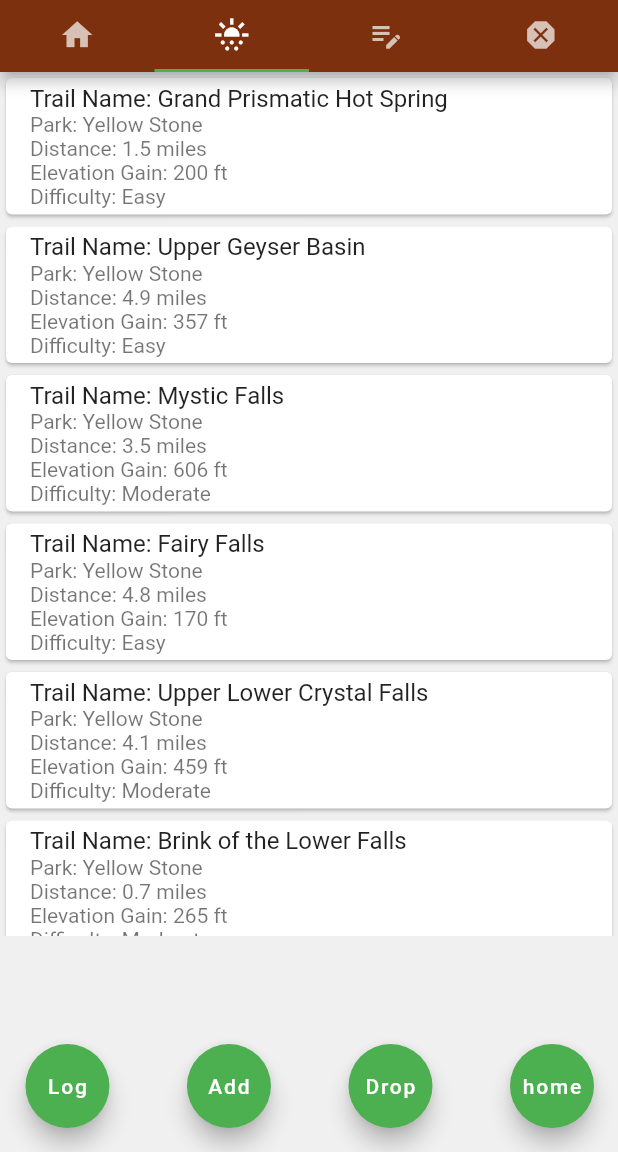
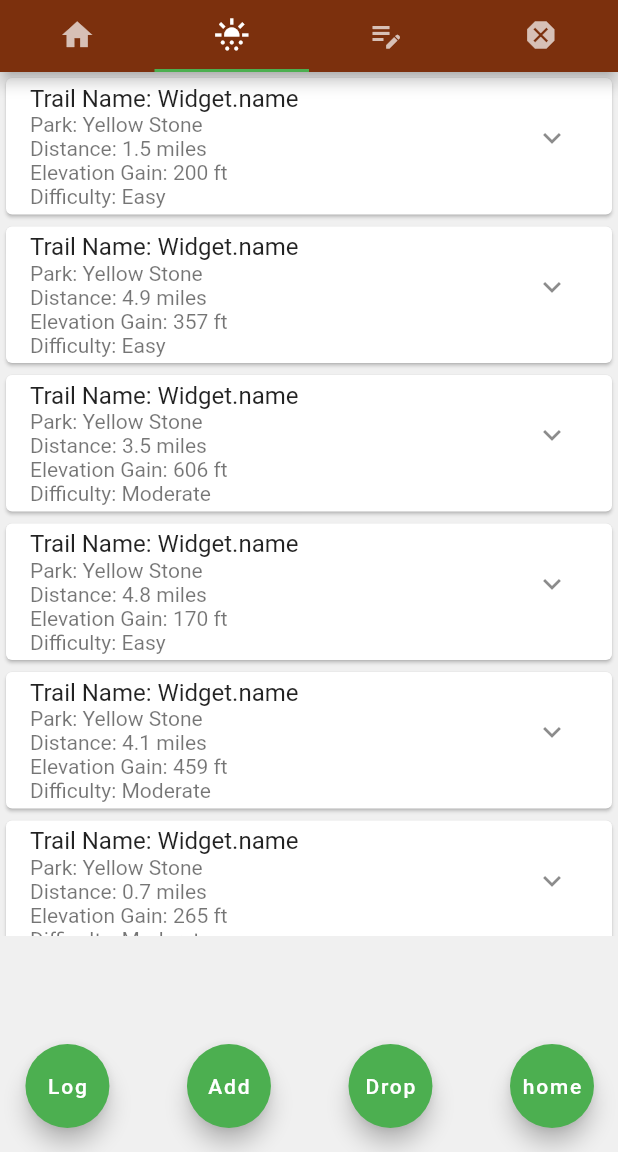
Before and after one commit to 8Gates/outline_app, a Flutter app: the screen it shows after launch, after a tap on "Yellow Stone", on a phone screen of 412 x 824 dp, the part 84-1236 px from its top. Run offline on Flutter 3.47's test engine with Material 2 defaults, Android fonts, the phone set to English and light mode, and no system bars; our stand-ins replace shared_preferences, sqflite; accounts and stored records are empty; Roboto replaces fonts that are missing (Road_Rage); statements that could not run were skipped.

Commit message:
custom stateful expanding/collapsing card widget for trail list

```diff
--- a/lib/lists/parks_card_list.dart
+++ b/lib/lists/parks_card_list.dart
@@ -48,7 +48,7 @@
           ),
           Card(
             child: ListTile(
-              leading: Image.asset('assets/images/yosemite2.jpg'),
+              leading: Image.asset('assets/images/yosemite.jpg'),
               title: const Text('Yosemite'),
               subtitle: const Text('Sierra Nevada, giant sequoias, towering falls and the granite cliffs of Half Dome'),
               trailing: const Icon(Icons.arrow_forward_ios_outlined),
--- a/lib/lists/trail_list_view_builder.dart
+++ b/lib/lists/trail_list_view_builder.dart
@@ -27,21 +27,10 @@
               final double distance = trails[index]['distance'];
               final int elevationGain = trails[index]['elevation_gain'];
               final String difficulty = trails[index]['difficulty'];
+              final String description = trails[index]['description'];
 
               // Exclude longitude, latitude, and description fields
-              return Card(child: ListTile(
-                title: Text('Trail Name: $name'),
-                subtitle: Column(
-                  crossAxisAlignment: CrossAxisAlignment.start,
-                  children: [
-                    Text('Park: $park'),
-                    Text('Distance: $distance miles'),
-                    Text('Elevation Gain: $elevationGain ft'),
-                    Text('Difficulty: $difficulty'),
-                  ],
-                ),
-                // Add more ListTile properties as needed
-              ));
+              return ExpandingCard(name, park, distance, elevationGain, difficulty, description);
             },
           );
         }
@@ -49,3 +38,63 @@
     );
   }
 }
+
+class ExpandingCard extends StatefulWidget {
+  final String name;
+  final String park;
+  final double distance;
+  final int elevation;
+  final String difficulty;
+  final String description;
+  const ExpandingCard(this.name, this.park, this.distance, this.elevation, this.difficulty, this.description, {super.key});
+
+  compressedContent(){
+  return [
+    Text('Park: $park'),
+    Text('Distance: $distance miles'),
+    Text('Elevation Gain: $elevation ft'),
+    Text('Difficulty: $difficulty')
+  ];
+}
+
+expandedContent(){
+  return [
+    Text('Park: $park'),
+    Text('Distance: $distance miles'),
+    Text('Elevation Gain: $elevation ft'),
+    Text('Difficulty: $difficulty'),
+    Text('Description: $description')
+  ];
+}
+
+  @override
+  State<ExpandingCard> createState() => _ExpandingCardState();
+}
+
+class _ExpandingCardState extends State<ExpandingCard> {
+  bool isExpanded = false;
+
+  void toggleExpanded() {
+    setState(() {
+      isExpanded = !isExpanded;
+    });
+  }
+
+  @override
+  Widget build(BuildContext context) {
+    return Card(child:
+      ListTile(
+        title: Text('Trail Name: $widget.name'),
+        subtitle: Column(
+          crossAxisAlignment: CrossAxisAlignment.start,
+          children: isExpanded ? widget.expandedContent() : widget.compressedContent()
+        ),
+        trailing: IconButton(
+          icon: Icon(isExpanded ? Icons.keyboard_arrow_up : Icons.keyboard_arrow_down),
+          onPressed: toggleExpanded,
+        ),
+        onTap: toggleExpanded,
+      )
+    );
+  }
+}
```
